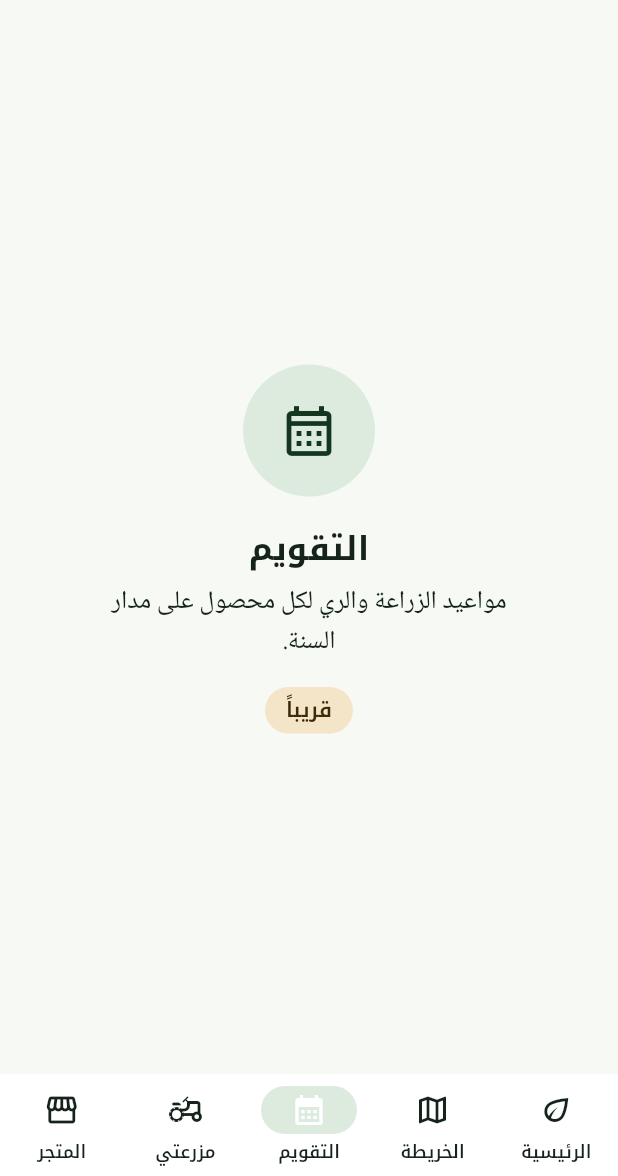
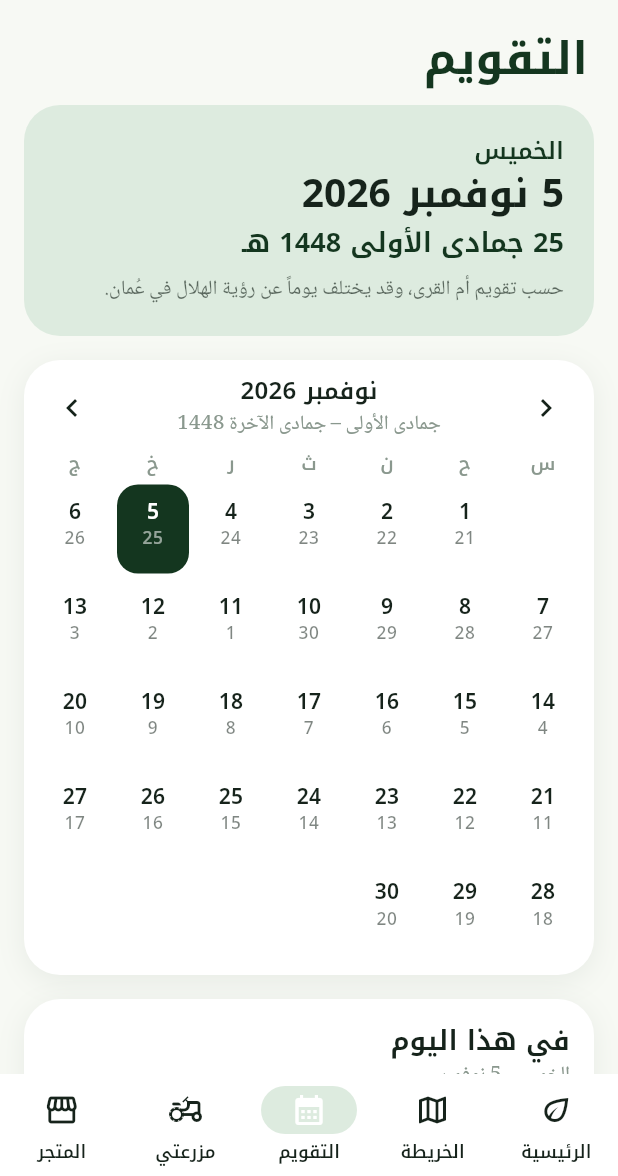
Before and after one commit to ishaqsqu-ctrl/oman-agri, a Flutter app: the screen it shows after launch, item 3 of the bottom bar chosen, on a phone screen of 412 x 824 dp, the part 60-1236 px from its top. Run offline on Flutter 3.47's test engine with Material 3 defaults, Android fonts, the phone set to English and light mode, and no system bars; our stand-ins replace flutter_riverpod, go_router, hijri, shared_preferences, supabase_flutter; accounts and stored records are empty.

Commit message:
app: Calendar with Hijri dates and the farm's own schedule
Today in Gregorian and Umm al-Qura Hijri (spec §7), with a note that the
Hijri date may differ by a day from moon sighting in Oman (the admin ±1
correction comes later). A month grid shows both day numbers and marks the
days something happens on the farm: each planting's stage starts and its
harvest, from the documented FAO-56 stages. Tapping a day lists its events;
"Coming up" lists the next six. "What to plant this month in my area" and
the durur are left out until a documented source exists, and the screen
says so. Dates use 0–9 digits throughout; Hijri month names are the
standard spellings.

Co-Authored-By: Claude Opus 5.5 <noreply@anthropic.com>
Claude-Session: https://claude.ai/code/session_01NhjVf7cZxh8y5pz4rMEJYD

```diff
--- a/app/lib/core/router.dart
+++ b/app/lib/core/router.dart
@@ -2,6 +2,7 @@ import 'package:flutter/material.dart';
 import 'package:go_router/go_router.dart';
 import 'package:oman_agri/core/motion.dart';
 import 'package:oman_agri/features/admin/admin_screen.dart';
+import 'package:oman_agri/features/calendar/calendar_screen.dart';
 import 'package:oman_agri/features/crops/ui/crop_detail_screen.dart';
 import 'package:oman_agri/features/crops/ui/crops_list_screen.dart';
 import 'package:oman_agri/features/farm/farm_screen.dart';
@@ -29,7 +30,7 @@ GoRouter buildRouter() => GoRouter(
             StatefulShellBranch(routes: [
               GoRoute(
                   path: '/calendar',
-                  builder: (c, s) => const ComingSoonScreen('calendar')),
+                  builder: (c, s) => const CalendarScreen()),
             ]),
             StatefulShellBranch(routes: [
               GoRoute(
--- /dev/null
+++ b/app/lib/features/calendar/calendar_screen.dart
@@ -0,0 +1,355 @@
+import 'package:flutter/material.dart';
+import 'package:flutter_riverpod/flutter_riverpod.dart';
+import 'package:go_router/go_router.dart';
+import 'package:hijri/hijri_calendar.dart';
+import 'package:intl/intl.dart' show DateFormat;
+import 'package:oman_agri/core/theme.dart';
+import 'package:oman_agri/features/calendar/farm_events.dart';
+import 'package:oman_agri/features/crops/data/knowledge_repository.dart';
+import 'package:oman_agri/features/crops/data/models.dart';
+import 'package:oman_agri/features/crops/ui/crop_art.dart';
+import 'package:oman_agri/features/crops/ui/labels.dart';
+import 'package:oman_agri/features/farm/farm_screen.dart' show todayProvider;
+import 'package:oman_agri/features/farm/farm_store.dart';
+import 'package:oman_agri/l10n/app_localizations.dart';
+
+DateTime _day(DateTime x) => DateTime(x.year, x.month, x.day);
+
+/// Umm al-Qura date: day, month name (in [lang]) and year.
+({int day, String month, int year}) hijriOf(DateTime date, String lang) {
+  final h = HijriCalendar.fromDate(date);
+  return (day: h.hDay, month: hijriMonthName(h.hMonth, lang), year: h.hYear);
+}
+
+class CalendarScreen extends ConsumerStatefulWidget {
+  const CalendarScreen({super.key});
+
+  @override
+  ConsumerState<CalendarScreen> createState() => _CalendarScreenState();
+}
+
+class _CalendarScreenState extends ConsumerState<CalendarScreen> {
+  late DateTime _month;
+  late DateTime _selected;
+
+  @override
+  void initState() {
+    super.initState();
+    final today = _day(ref.read(todayProvider));
+    _month = DateTime(today.year, today.month);
+    _selected = today;
+  }
+
+  @override
+  Widget build(BuildContext context) {
+    final l10n = AppLocalizations.of(context);
+    final theme = Theme.of(context);
+    final lang = Localizations.localeOf(context).languageCode;
+    final today = _day(ref.watch(todayProvider));
+    final crops = {
+      for (final c in ref.watch(knowledgeProvider).asData?.value.crops ?? const <Crop>[]) c.id: c
+    };
+    final plantings = ref.watch(farmProvider);
+    final events = farmEvents(plantings, crops);
+    final byDay = <DateTime, List<FarmEvent>>{};
+    for (final e in events) {
+      byDay.putIfAbsent(e.date, () => []).add(e);
+    }
+    final next = upcoming(events, today).take(6).toList();
+    final selectedEvents = byDay[_selected] ?? const <FarmEvent>[];
+
+    return ListView(
+      padding: const EdgeInsets.fromLTRB(16, 4, 16, 32),
+      children: [
+        Padding(
+          padding: const EdgeInsets.fromLTRB(4, 0, 4, 12),
+          child: Text(l10n.calendarTitle,
+              style: theme.textTheme.displaySmall?.copyWith(color: theme.colorScheme.primary)),
+        ),
+        _TodayCard(today: today, lang: lang),
+        const SizedBox(height: 16),
+        _MonthGrid(
+          month: _month,
+          today: today,
+          selected: _selected,
+          marked: byDay.keys.toSet(),
+          lang: lang,
+          onMonth: (m) => setState(() => _month = m),
+          onSelect: (d) => setState(() => _selected = d),
+        ),
+        const SizedBox(height: 16),
+        _Card(
+          title: l10n.calendarDayEvents,
+          subtitle: latinDigits(DateFormat.MMMMEEEEd(lang).format(_selected)),
+          child: selectedEvents.isEmpty
+              ? Text(l10n.calendarNoEventsDay,
+                  style: theme.textTheme.bodyMedium?.copyWith(color: theme.colorScheme.outline))
+              : Column(children: [for (final e in selectedEvents) _EventRow(event: e, today: today)]),
+        ),
+        const SizedBox(height: 16),
+        _Card(
+          title: l10n.calendarUpcoming,
+          child: plantings.isEmpty
+              ? Column(crossAxisAlignment: CrossAxisAlignment.start, children: [
+                  Text(l10n.calendarEmptyFarm, style: theme.textTheme.bodyMedium),
+                  const SizedBox(height: 12),
+                  FilledButton.tonal(onPressed: () => context.go('/farm'), child: Text(l10n.calendarGoToFarm)),
+                ])
+              : next.isEmpty
+                  ? Text(l10n.calendarNoEventsDay,
+                      style: theme.textTheme.bodyMedium?.copyWith(color: theme.colorScheme.outline))
+                  : Column(children: [for (final e in next) _EventRow(event: e, today: today, showDate: true)]),
+        ),
+        const SizedBox(height: 16),
+        Padding(
+          padding: const EdgeInsets.symmetric(horizontal: 8),
+          child: Text(l10n.calendarPlantNowLater,
+              style: theme.textTheme.bodySmall?.copyWith(color: theme.colorScheme.outline)),
+        ),
+      ],
+    );
+  }
+}
+
+class _TodayCard extends StatelessWidget {
+  const _TodayCard({required this.today, required this.lang});
+  final DateTime today;
+  final String lang;
+
+  @override
+  Widget build(BuildContext context) {
+    final l10n = AppLocalizations.of(context);
+    final theme = Theme.of(context);
+    final h = hijriOf(today, lang);
+    return Container(
+      padding: const EdgeInsets.all(20),
+      decoration: BoxDecoration(
+        color: theme.colorScheme.primaryContainer,
+        borderRadius: BorderRadius.circular(24),
+      ),
+      child: Column(crossAxisAlignment: CrossAxisAlignment.start, children: [
+        Text(latinDigits(DateFormat.EEEE(lang).format(today)),
+            style: theme.textTheme.titleMedium?.copyWith(color: theme.colorScheme.primary)),
+        Text(latinDigits(DateFormat.yMMMMd(lang).format(today)), style: theme.textTheme.headlineMedium),
+        const SizedBox(height: 4),
+        Text('${h.day} ${h.month} ${h.year} ${l10n.calendarHijriSuffix}',
+            style: theme.textTheme.titleLarge?.copyWith(color: theme.colorScheme.primary)),
+        const SizedBox(height: 8),
+        Text(l10n.calendarHijriNote,
+            style: theme.textTheme.bodySmall?.copyWith(color: theme.colorScheme.onSurface.withValues(alpha: 0.65))),
+      ]),
+    );
+  }
+}
+
+class _MonthGrid extends StatelessWidget {
+  const _MonthGrid({
+    required this.month,
+    required this.today,
+    required this.selected,
+    required this.marked,
+    required this.lang,
+    required this.onMonth,
+    required this.onSelect,
+  });
+  final DateTime month, today, selected;
+  final Set<DateTime> marked;
+  final String lang;
+  final ValueChanged<DateTime> onMonth, onSelect;
+
+  @override
+  Widget build(BuildContext context) {
+    final l10n = AppLocalizations.of(context);
+    final theme = Theme.of(context);
+    final ml = MaterialLocalizations.of(context);
+    final first = ml.firstDayOfWeekIndex; // 0 = Sunday
+    final days = DateUtils.getDaysInMonth(month.year, month.month);
+    final lead = (DateTime(month.year, month.month).weekday % 7 - first + 7) % 7;
+    final hStart = hijriOf(month, lang), hEnd = hijriOf(DateTime(month.year, month.month, days), lang);
+    final hRange = hStart.month == hEnd.month
+        ? '${hStart.month} ${hStart.year}'
+        : '${hStart.month} – ${hEnd.month} ${hEnd.year}';
+    return Container(
+      padding: const EdgeInsets.fromLTRB(8, 8, 8, 12),
+      decoration: BoxDecoration(
+        color: theme.colorScheme.surface,
+        borderRadius: BorderRadius.circular(24),
+        boxShadow: softShadow(context),
+      ),
+      child: Column(children: [
+        Row(children: [
+          IconButton(
+            tooltip: l10n.previousMonth,
+            icon: const Icon(Icons.chevron_left),
+            onPressed: () => onMonth(DateTime(month.year, month.month - 1)),
+          ),
+          Expanded(
+            child: Column(children: [
+              Text(latinDigits(DateFormat.yMMMM(lang).format(month)), style: theme.textTheme.titleMedium),
+              Text(hRange, style: theme.textTheme.bodySmall?.copyWith(color: theme.colorScheme.outline)),
+            ]),
+          ),
+          IconButton(
+            tooltip: l10n.nextMonth,
+            icon: const Icon(Icons.chevron_right),
+            onPressed: () => onMonth(DateTime(month.year, month.month + 1)),
+          ),
+        ]),
+        const SizedBox(height: 4),
+        Row(children: [
+          for (var i = 0; i < 7; i++)
+            Expanded(
+              child: Center(
+                child: Text(ml.narrowWeekdays[(first + i) % 7],
+                    style: theme.textTheme.labelMedium?.copyWith(color: theme.colorScheme.outline)),
+              ),
+            ),
+        ]),
+        const SizedBox(height: 4),
+        GridView.count(
+          crossAxisCount: 7,
+          shrinkWrap: true,
+          physics: const NeverScrollableScrollPhysics(),
+          childAspectRatio: 0.82,
+          children: [
+            for (var i = 0; i < lead; i++) const SizedBox.shrink(),
+            for (var d = 1; d <= days; d++)
+              _DayCell(
+                date: DateTime(month.year, month.month, d),
+                hijriDay: HijriCalendar.fromDate(DateTime(month.year, month.month, d)).hDay,
+                isToday: DateUtils.isSameDay(DateTime(month.year, month.month, d), today),
+                isSelected: DateUtils.isSameDay(DateTime(month.year, month.month, d), selected),
+                marked: marked.contains(DateTime(month.year, month.month, d)),
+                onTap: onSelect,
+              ),
+          ],
+        ),
+      ]),
+    );
+  }
+}
+
+class _DayCell extends StatelessWidget {
+  const _DayCell({
+    required this.date,
+    required this.hijriDay,
+    required this.isToday,
+    required this.isSelected,
+    required this.marked,
+    required this.onTap,
+  });
+  final DateTime date;
+  final int hijriDay;
+  final bool isToday, isSelected, marked;
+  final ValueChanged<DateTime> onTap;
+
+  @override
+  Widget build(BuildContext context) {
+    final theme = Theme.of(context);
+    final scheme = theme.colorScheme;
+    final fg = isSelected ? scheme.onPrimary : scheme.onSurface;
+    return Padding(
+      padding: const EdgeInsets.all(2),
+      child: Material(
+        color: isSelected ? scheme.primary : Colors.transparent,
+        shape: RoundedRectangleBorder(
+          borderRadius: BorderRadius.circular(14),
+          side: isToday && !isSelected ? BorderSide(color: scheme.primary, width: 1.5) : BorderSide.none,
+        ),
+        child: InkWell(
+          borderRadius: BorderRadius.circular(14),
+          onTap: () => onTap(date),
+          child: Column(mainAxisAlignment: MainAxisAlignment.center, children: [
+            Text('${date.day}', style: theme.textTheme.titleSmall?.copyWith(color: fg)),
+            Text('$hijriDay', style: theme.textTheme.labelSmall?.copyWith(color: fg.withValues(alpha: 0.55))),
+            const SizedBox(height: 2),
+            Container(
+              width: 5,
+              height: 5,
+              decoration: BoxDecoration(
+                color: marked ? (isSelected ? scheme.onPrimary : DataColors.of(context).heat) : Colors.transparent,
+                shape: BoxShape.circle,
+              ),
+            ),
+          ]),
+        ),
+      ),
+    );
+  }
+}
+
+class _Card extends StatelessWidget {
+  const _Card({required this.title, this.subtitle, required this.child});
+  final String title;
+  final String? subtitle;
+  final Widget child;
+
+  @override
+  Widget build(BuildContext context) {
+    final theme = Theme.of(context);
+    return Container(
+      padding: const EdgeInsets.all(16),
+      decoration: BoxDecoration(
+        color: theme.colorScheme.surface,
+        borderRadius: BorderRadius.circular(24),
+        boxShadow: softShadow(context),
+      ),
+      child: Column(crossAxisAlignment: CrossAxisAlignment.start, children: [
+        Text(title, style: theme.textTheme.titleLarge),
+        if (subtitle != null)
+          Text(subtitle!, style: theme.textTheme.bodySmall?.copyWith(color: theme.colorScheme.outline)),
+        const SizedBox(height: 10),
+        child,
+      ]),
+    );
+  }
+}
+
+class _EventRow extends StatelessWidget {
+  const _EventRow({required this.event, required this.today, this.showDate = false});
+  final FarmEvent event;
+  final DateTime today;
+  final bool showDate;
+
+  @override
+  Widget build(BuildContext context) {
+    final l10n = AppLocalizations.of(context);
+    final theme = Theme.of(context);
+    final locale = Localizations.localeOf(context);
+    final name = event.crop.localizedName(locale);
+    final text = switch (event.kind) {
+      FarmEventKind.planted => l10n.eventPlanted(name),
+      FarmEventKind.stageStarts => l10n.eventStageStarts(name, stageLabel(l10n, event.stage!)),
+      FarmEventKind.harvest => l10n.eventHarvest(name),
+    };
+    final tint = cropTint(event.crop, dark: theme.brightness == Brightness.dark);
+    final days = event.date.difference(today).inDays;
+    return InkWell(
+      onTap: () => context.push('/crops/${event.crop.id}'),
+      borderRadius: BorderRadius.circular(14),
+      child: Padding(
+        padding: const EdgeInsets.symmetric(vertical: 6),
+        child: Row(children: [
+          Container(
+            width: 44,
+            height: 44,
+            decoration: BoxDecoration(color: tint.soft, borderRadius: BorderRadius.circular(14)),
+            alignment: Alignment.center,
+            child: event.kind == FarmEventKind.harvest
+                ? const Icon(Icons.agriculture_outlined)
+                : CropArt(cropArtAsset(event.crop), size: 28),
+          ),
+          const SizedBox(width: 12),
+          Expanded(
+            child: Column(crossAxisAlignment: CrossAxisAlignment.start, children: [
+              Text(text, style: theme.textTheme.titleSmall),
+              if (showDate)
+                Text('${latinDigits(DateFormat.MMMd(locale.languageCode).format(event.date))} · ${l10n.inDays(days)}',
+                    style: theme.textTheme.bodySmall?.copyWith(color: tint.deep)),
+            ]),
+          ),
+        ]),
+      ),
+    );
+  }
+}
--- /dev/null
+++ b/app/lib/features/calendar/farm_events.dart
@@ -0,0 +1,48 @@
+import 'package:oman_agri/features/crops/data/models.dart';
+import 'package:oman_agri/features/farm/farm_store.dart';
+
+enum FarmEventKind { planted, stageStarts, harvest }
+
+/// A dated moment in the farmer's season, derived from their plantings and the
+/// crop's documented growth stages (day 1 = planting day).
+class FarmEvent {
+  const FarmEvent({required this.date, required this.kind, required this.crop, this.stage});
+  final DateTime date;
+  final FarmEventKind kind;
+  final Crop crop;
+
+  /// The stage that starts, for [FarmEventKind.stageStarts].
+  final String? stage;
+}
+
+DateTime _d(DateTime x) => DateTime(x.year, x.month, x.day);
+
+List<FarmEvent> farmEvents(List<Planting> plantings, Map<String, Crop> crops) {
+  final out = <FarmEvent>[];
+  for (final p in plantings) {
+    final c = crops[p.cropId];
+    if (c == null) continue;
+    final start = _d(p.plantedOn);
+    out.add(FarmEvent(date: start, kind: FarmEventKind.planted, crop: c));
+    var day = 0; // days before the current stage
+    for (var i = 0; i < c.stages.length; i++) {
+      if (i > 0) {
+        out.add(FarmEvent(
+            date: DateTime(start.year, start.month, start.day + day),
+            kind: FarmEventKind.stageStarts,
+            crop: c,
+            stage: c.stages[i].stage));
+      }
+      day += c.stages[i].durationDays;
+    }
+    if (c.stages.isNotEmpty) {
+      out.add(FarmEvent(
+          date: DateTime(start.year, start.month, start.day + day - 1), kind: FarmEventKind.harvest, crop: c));
+    }
+  }
+  out.sort((a, b) => a.date.compareTo(b.date));
+  return out;
+}
+
+List<FarmEvent> upcoming(List<FarmEvent> events, DateTime from) =>
+    [for (final e in events) if (!e.date.isBefore(_d(from))) e];
--- a/app/lib/features/crops/ui/labels.dart
+++ b/app/lib/features/crops/ui/labels.dart
@@ -52,3 +52,28 @@ String? fmtRange(num? a, num? b) {
   if (a == null || b == null || a == b) return fmtNum(a ?? b);
   return '${fmtNum(a)} – ${fmtNum(b)}';
 }
+
+const _arabicIndic = '٠١٢٣٤٥٦٧٨٩';
+
+/// The app writes numbers with 0–9 everywhere; date formatting for Arabic would
+/// otherwise switch to Arabic-Indic digits in a few places only.
+String latinDigits(String s) {
+  final b = StringBuffer();
+  for (final r in s.runes) {
+    final i = _arabicIndic.indexOf(String.fromCharCode(r));
+    b.write(i >= 0 ? '$i' : String.fromCharCode(r));
+  }
+  return b.toString();
+}
+
+const _hijriMonthsAr = [
+  'محرم', 'صفر', 'ربيع الأول', 'ربيع الآخر', 'جمادى الأولى', 'جمادى الآخرة',
+  'رجب', 'شعبان', 'رمضان', 'شوال', 'ذو القعدة', 'ذو الحجة',
+];
+const _hijriMonthsEn = [
+  'Muharram', 'Safar', 'Rabi al-Awwal', 'Rabi al-Akhir', 'Jumada al-Ula', 'Jumada al-Akhirah',
+  'Rajab', 'Shaban', 'Ramadan', 'Shawwal', 'Dhu al-Qadah', 'Dhu al-Hijjah',
+];
+
+String hijriMonthName(int month, String lang) =>
+    (lang == 'ar' ? _hijriMonthsAr : _hijriMonthsEn)[(month - 1).clamp(0, 11)];
--- a/app/lib/features/farm/farm_screen.dart
+++ b/app/lib/features/farm/farm_screen.dart
@@ -111,7 +111,7 @@ class PlantingCard extends ConsumerWidget {
     final today = ref.watch(todayProvider);
     final day = dayOfSeason(planting.plantedOn, today);
     final pos = SeasonPosition.of(crop.stages, day: day);
-    final date = DateFormat.yMMMd(locale.toLanguageTag()).format(planting.plantedOn);
+    final date = latinDigits(DateFormat.yMMMd(locale.toLanguageTag()).format(planting.plantedOn));
     final monthKc = crop.kcMonthly.where((m) => m.month == today.month).firstOrNull;
 
     String headline;
--- a/app/lib/l10n/app_localizations.dart
+++ b/app/lib/l10n/app_localizations.dart
@@ -865,6 +865,96 @@ abstract class AppLocalizations {
   /// In ar, this message translates to:
   /// **'تراجع'**
   String get undo;
+
+  /// No description provided for @calendarTitle.
+  ///
+  /// In ar, this message translates to:
+  /// **'التقويم'**
+  String get calendarTitle;
+
+  /// No description provided for @calendarHijriNote.
+  ///
+  /// In ar, this message translates to:
+  /// **'حسب تقويم أم القرى، وقد يختلف يوماً عن رؤية الهلال في عُمان.'**
+  String get calendarHijriNote;
+
+  /// No description provided for @calendarHijriSuffix.
+  ///
+  /// In ar, this message translates to:
+  /// **'هـ'**
+  String get calendarHijriSuffix;
+
+  /// No description provided for @calendarUpcoming.
+  ///
+  /// In ar, this message translates to:
+  /// **'القادم في مزرعتي'**
+  String get calendarUpcoming;
+
+  /// No description provided for @calendarDayEvents.
+  ///
+  /// In ar, this message translates to:
+  /// **'في هذا اليوم'**
+  String get calendarDayEvents;
+
+  /// No description provided for @calendarNoEventsDay.
+  ///
+  /// In ar, this message translates to:
+  /// **'لا مواعيد في هذا اليوم'**
+  String get calendarNoEventsDay;
+
+  /// No description provided for @calendarEmptyFarm.
+  ///
+  /// In ar, this message translates to:
+  /// **'أضف محاصيلك في «مزرعتي» لترى هنا مواعيد مراحل نموها وحصادها.'**
+  String get calendarEmptyFarm;
+
+  /// No description provided for @calendarGoToFarm.
+  ///
+  /// In ar, this message translates to:
+  /// **'اذهب إلى مزرعتي'**
+  String get calendarGoToFarm;
+
+  /// No description provided for @calendarPlantNowLater.
+  ///
+  /// In ar, this message translates to:
+  /// **'«ماذا أزرع هذا الشهر في منطقتي» يُضاف عند اعتماد مصدر موثّق لمواعيد الزراعة في كل منطقة.'**
+  String get calendarPlantNowLater;
+
+  /// No description provided for @eventPlanted.
+  ///
+  /// In ar, this message translates to:
+  /// **'زراعة {crop}'**
+  String eventPlanted(String crop);
+
+  /// No description provided for @eventStageStarts.
+  ///
+  /// In ar, this message translates to:
+  /// **'{crop}: تبدأ مرحلة {stage}'**
+  String eventStageStarts(String crop, String stage);
+
+  /// No description provided for @eventHarvest.
+  ///
+  /// In ar, this message translates to:
+  /// **'{crop}: موعد الحصاد'**
+  String eventHarvest(String crop);
+
+  /// No description provided for @inDays.
+  ///
+  /// In ar, this message translates to:
+  /// **'{n, plural, =0{اليوم} =1{غداً} =2{بعد يومين} few{بعد {n} أيام} many{بعد {n} يومًا} other{بعد {n} يوم}}'**
+  String inDays(int n);
+
+  /// No description provided for @previousMonth.
+  ///
+  /// In ar, this message translates to:
+  /// **'الشهر السابق'**
+  String get previousMonth;
+
+  /// No description provided for @nextMonth.
+  ///
+  /// In ar, this message translates to:
+  /// **'الشهر التالي'**
+  String get nextMonth;
 }
 
 class _AppLocalizationsDelegate
--- a/app/pubspec.yaml
+++ b/app/pubspec.yaml
@@ -43,6 +43,7 @@ dependencies:
   supabase_flutter: ^2.18.3
   path_provider: ^2.1.6
   url_launcher: ^6.3.3
+  hijri: ^3.0.1
 
 dev_dependencies:
   flutter_test:
```
Also changed, not shown: app/lib/l10n/app_ar.arb (+46 -0 lines), app/lib/l10n/app_en.arb (+16 -1 lines), app/lib/l10n/app_localizations_ar.dart (+66 -0 lines), app/lib/l10n/app_localizations_en.dart (+63 -0 lines), app/pubspec.lock, 2 other files.
